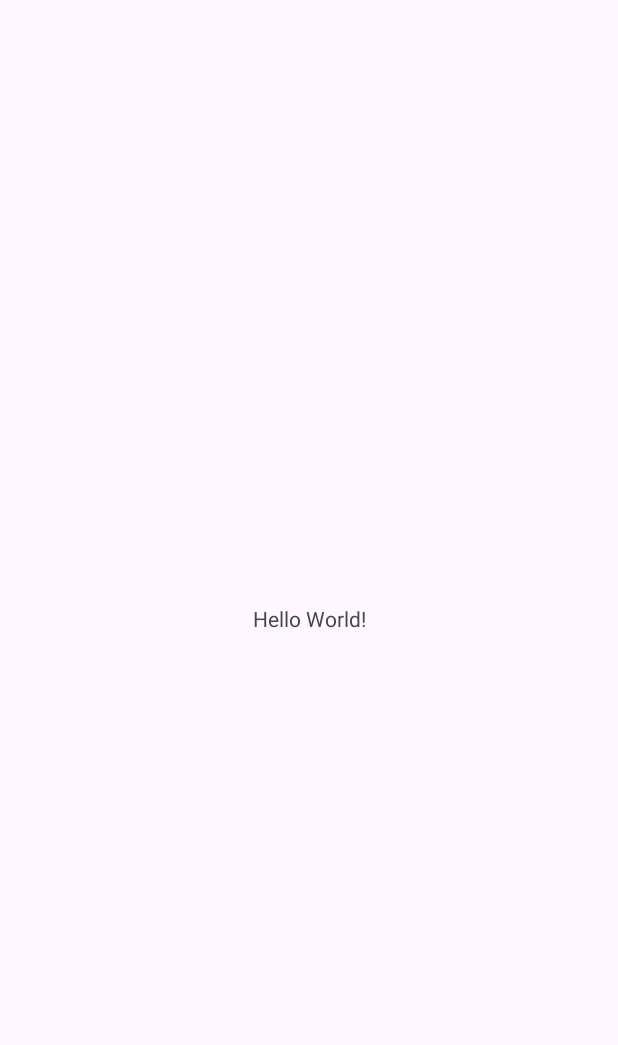
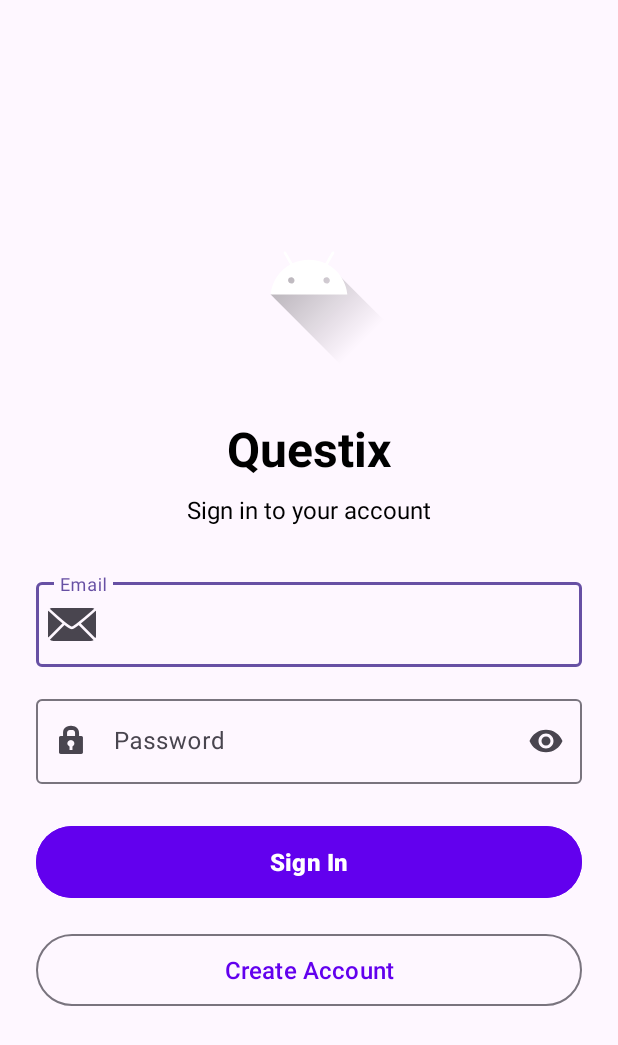
Before and after one commit to nkusla/e2-ma-tim20-2025, an Android app: the screen it shows after launch (MainActivity before the commit, LoginActivity after it), on a phone screen of 412 x 824 dp. Before the commit the part shown is almost empty. Shown: the top 1045 px of the screen. Run offline under Robolectric (Android 15) with nearby library versions, the phone set to English and light mode, and no system bars; our stand-ins replace Firebase (no records; nobody signed in at launch, a user with empty details on screens opened directly).

Commit message:
feat: Implements simple login and registration logic

```diff
--- /dev/null
+++ b/Questix/app/src/main/java/com/kulenina/questix/LoginActivity.java
@@ -0,0 +1,140 @@
+package com.kulenina.questix;
+
+import android.content.Intent;
+import android.os.Bundle;
+import android.text.TextUtils;
+import android.view.View;
+import android.widget.Button;
+import android.widget.EditText;
+import android.widget.ProgressBar;
+import android.widget.Toast;
+
+import androidx.appcompat.app.AppCompatActivity;
+
+import com.google.firebase.FirebaseApp;
+
+public class LoginActivity extends AppCompatActivity {
+  private EditText editTextEmail, editTextPassword;
+  private Button buttonLogin, buttonRegister;
+  private ProgressBar progressBar;
+  private AuthService authHelper;
+
+  @Override
+  protected void onCreate(Bundle savedInstanceState) {
+	  super.onCreate(savedInstanceState);
+    setContentView(R.layout.activity_login);
+
+    // Initialize Firebase
+    FirebaseApp.initializeApp(this);
+
+    // Initialize Firebase Auth Helper
+    authHelper = new AuthService();
+
+    // Initialize views
+    editTextEmail = findViewById(R.id.editTextEmail);
+    editTextPassword = findViewById(R.id.editTextPassword);
+    buttonLogin = findViewById(R.id.buttonLogin);
+    buttonRegister = findViewById(R.id.buttonRegister);
+    progressBar = findViewById(R.id.progressBar);
+
+    // Set click listeners
+    buttonLogin.setOnClickListener(new View.OnClickListener() {
+      @Override
+      public void onClick(View v) {
+        loginUser();
+      }
+    });
+
+    buttonRegister.setOnClickListener(new View.OnClickListener() {
+      @Override
+      public void onClick(View v) {
+        registerUser();
+      }
+    });
+
+    if (authHelper.isUserLoggedIn()) {
+      startActivity(new Intent(LoginActivity.this, MainActivity.class));
+      finish();
+    }
+  }
+
+  private void loginUser() {
+    String email = editTextEmail.getText().toString().trim();
+    String password = editTextPassword.getText().toString().trim();
+
+    if (TextUtils.isEmpty(email)) {
+      editTextEmail.setError("Email is required");
+      editTextEmail.requestFocus();
+      return;
+    }
+
+    if (TextUtils.isEmpty(password)) {
+      editTextPassword.setError("Password is required");
+      editTextPassword.requestFocus();
+      return;
+    }
+
+    if (password.length() < 6) {
+      editTextPassword.setError("Password must be at least 6 characters");
+      editTextPassword.requestFocus();
+      return;
+    }
+
+    showProgressBar(true);
+
+    authHelper.loginUser(email, password)
+      .addOnSuccessListener(authResult -> {
+        showProgressBar(false);
+        Toast.makeText(LoginActivity.this, "Login successful!", Toast.LENGTH_SHORT).show();
+        startActivity(new Intent(LoginActivity.this, MainActivity.class));
+        finish();
+      })
+      .addOnFailureListener(e -> {
+        showProgressBar(false);
+        Toast.makeText(LoginActivity.this, "Login failed: " + e.getMessage(), Toast.LENGTH_LONG).show();
+      });
+  }
+
+  private void registerUser() {
+    String email = editTextEmail.getText().toString().trim();
+    String password = editTextPassword.getText().toString().trim();
+
+    if (TextUtils.isEmpty(email)) {
+      editTextEmail.setError("Email is required");
+      editTextEmail.requestFocus();
+      return;
+    }
+
+    if (TextUtils.isEmpty(password)) {
+      editTextPassword.setError("Password is required");
+      editTextPassword.requestFocus();
+      return;
+    }
+
+    if (password.length() < 6) {
+      editTextPassword.setError("Password must be at least 6 characters");
+      editTextPassword.requestFocus();
+      return;
+    }
+
+    showProgressBar(true);
+
+    authHelper.registerUser(email, password)
+      .addOnSuccessListener(authResult -> {
+        showProgressBar(false);
+        Toast.makeText(LoginActivity.this, "Registration successful!", Toast.LENGTH_SHORT).show();
+        startActivity(new Intent(LoginActivity.this, MainActivity.class));
+        finish();
+      })
+      .addOnFailureListener(e -> {
+        showProgressBar(false);
+        Toast.makeText(LoginActivity.this, "Registration failed: " + e.getMessage(), Toast.LENGTH_LONG).show();
+      });
+  }
+
+  private void showProgressBar(boolean show) {
+    progressBar.setVisibility(show ? View.VISIBLE : View.GONE);
+    buttonLogin.setEnabled(!show);
+    buttonRegister.setEnabled(!show);
+  }
+}
--- /dev/null
+++ b/Questix/app/src/main/java/com/kulenina/questix/mapper/IMapper.java
@@ -0,0 +1,11 @@
+package com.kulenina.questix.mapper;
+
+import java.util.Map;
+
+public interface IMapper<T> {
+    Map<String, Object> toMap(T object);
+
+    T fromMap(Map<String, Object> map);
+
+    T fromMap(Map<String, Object> map, String id);
+}
--- /dev/null
+++ b/Questix/app/src/main/java/com/kulenina/questix/model/IIdentifiable.java
@@ -0,0 +1,5 @@
+package com.kulenina.questix.model;
+
+public interface IIdentifiable {
+	String getId();
+}
--- /dev/null
+++ b/Questix/app/src/main/java/com/kulenina/questix/repository/Repository.java
@@ -0,0 +1,55 @@
+package com.kulenina.questix.repository;
+
+import com.google.android.gms.tasks.Task;
+import com.google.firebase.firestore.CollectionReference;
+import com.google.firebase.firestore.DocumentReference;
+import com.google.firebase.firestore.DocumentSnapshot;
+import com.google.firebase.firestore.FirebaseFirestore;
+import com.google.firebase.firestore.Query;
+import com.google.firebase.firestore.QuerySnapshot;
+import com.google.firebase.firestore.WriteBatch;
+import com.kulenina.questix.model.IIdentifiable;
+import com.kulenina.questix.mapper.Mapper;
+import java.util.ArrayList;
+import java.util.HashMap;
+import java.util.List;
+import java.util.Map;
+
+public class Repository<T extends IIdentifiable> {
+    private final FirebaseFirestore db;
+    private final String collectionName;
+    private final Mapper<T> mapper;
+
+    public Repository(String collectionName, Class<T> clazz) {
+			this.db = FirebaseFirestore.getInstance();
+			this.collectionName = collectionName;
+			this.mapper = new Mapper<T>(clazz);
+    }
+
+    public Task<DocumentReference> create(T object) {
+      Map<String, Object> data = mapper.toMap(object);
+      return db.collection(collectionName).add(data);
+    }
+
+    public Task<Void> createWithId(T object) {
+      Map<String, Object> data = mapper.toMap(object);
+      return db.collection(collectionName).document(object.getId()).set(data);
+    }
+
+    public Task<DocumentSnapshot> read(T object) {
+      return db.collection(collectionName).document(object.getId()).get();
+    }
+
+    public Task<QuerySnapshot> readAll() {
+      return db.collection(collectionName).get();
+    }
+
+    public Task<Void> update(T object) {
+      Map<String, Object> data = mapper.toMap(object);
+      return db.collection(collectionName).document(object.getId()).update(data);
+    }
+
+    public Task<Void> delete(T object) {
+      return db.collection(collectionName).document(object.getId()).delete();
+    }
+}
--- /dev/null
+++ b/Questix/app/src/main/java/com/kulenina/questix/service/AuthService.java
@@ -0,0 +1,67 @@
+package com.kulenina.questix;
+
+import com.google.android.gms.tasks.Task;
+import com.google.firebase.auth.AuthResult;
+import com.google.firebase.auth.FirebaseAuth;
+import com.google.firebase.auth.FirebaseUser;
+import com.kulenina.questix.repository.Repository;
+import com.kulenina.questix.model.User;
+
+public class AuthService {
+		private FirebaseAuth mAuth;
+		private Repository<User> userRepository;
+
+		public AuthService() {
+			mAuth = FirebaseAuth.getInstance();
+			userRepository = new Repository<User>("users", User.class);
+		}
+
+		public FirebaseUser getCurrentUser() {
+			return mAuth.getCurrentUser();
+		}
+
+		public boolean isUserLoggedIn() {
+			return getCurrentUser() != null;
+		}
+
+		public Task<AuthResult> registerUser(String email, String password) {
+			return mAuth.createUserWithEmailAndPassword(email, password)
+				.continueWithTask(authTask -> {
+					if (authTask.isSuccessful()) {
+						return createUserProfile(authTask);
+					} else {
+						throw authTask.getException();
+					}
+				});
+	}
+
+	private Task<AuthResult> createUserProfile(Task<AuthResult> authTask) {
+		FirebaseUser user = mAuth.getCurrentUser();
+		if (user == null) {
+			throw new RuntimeException("User creation failed");
+		}
+
+		User userObj = new User(user.getUid(), user.getEmail(), user.getDisplayName());
+
+		return userRepository.createWithId(userObj)
+			.continueWithTask(repoTask -> {
+				if (repoTask.isSuccessful()) {
+					return authTask;
+				} else {
+					user.delete();
+					throw repoTask.getException();
+				}
+			});
+	}
+
+		public Task<AuthResult> loginUser(String email, String password) {
+			return mAuth.signInWithEmailAndPassword(email, password);
+		}
+
+		public void logout() {
+			mAuth.signOut();
+		}
+
+		public void addTestData() {
+		}
+}
--- /dev/null
+++ b/Questix/app/src/main/res/layout/activity_login.xml
@@ -0,0 +1,94 @@
+<?xml version="1.0" encoding="utf-8"?>
+<LinearLayout xmlns:android="http://schemas.android.com/apk/res/android"
+    xmlns:app="http://schemas.android.com/apk/res-auto"
+    android:layout_width="match_parent"
+    android:layout_height="match_parent"
+    android:orientation="vertical"
+    android:padding="24dp"
+    android:gravity="center">
+
+    <ImageView
+        android:layout_width="120dp"
+        android:layout_height="120dp"
+        android:layout_marginBottom="32dp"
+        android:src="@drawable/ic_launcher_foreground"
+        android:contentDescription="App Logo" />
+
+    <TextView
+        android:layout_width="wrap_content"
+        android:layout_height="wrap_content"
+        android:text="Questix"
+        android:textSize="32sp"
+        android:textStyle="bold"
+        android:layout_marginBottom="8dp"
+        android:textColor="@color/black" />
+
+    <TextView
+        android:layout_width="wrap_content"
+        android:layout_height="wrap_content"
+        android:text="Sign in to your account"
+        android:textSize="16sp"
+        android:layout_marginBottom="32dp"
+        android:textColor="@color/black" />
+
+    <com.google.android.material.textfield.TextInputLayout
+        android:layout_width="match_parent"
+        android:layout_height="wrap_content"
+        android:layout_marginBottom="16dp"
+        android:hint="Email"
+        app:startIconDrawable="@android:drawable/ic_dialog_email">
+
+        <com.google.android.material.textfield.TextInputEditText
+            android:id="@+id/editTextEmail"
+            android:layout_width="match_parent"
+            android:layout_height="wrap_content"
+            android:inputType="textEmailAddress"
+            android:autofillHints="email" />
+
+    </com.google.android.material.textfield.TextInputLayout>
+
+    <com.google.android.material.textfield.TextInputLayout
+        android:layout_width="match_parent"
+        android:layout_height="wrap_content"
+        android:layout_marginBottom="24dp"
+        android:hint="Password"
+        app:startIconDrawable="@android:drawable/ic_lock_idle_lock"
+        app:endIconMode="password_toggle">
+
+        <com.google.android.material.textfield.TextInputEditText
+            android:id="@+id/editTextPassword"
+            android:layout_width="match_parent"
+            android:layout_height="wrap_content"
+            android:inputType="textPassword"
+            android:autofillHints="password" />
+
+    </com.google.android.material.textfield.TextInputLayout>
+
+    <Button
+        android:id="@+id/buttonLogin"
+        android:layout_width="match_parent"
+        android:layout_height="56dp"
+        android:layout_marginBottom="16dp"
+        android:text="Sign In"
+        android:textSize="16sp"
+        android:textStyle="bold"
+        android:backgroundTint="@color/purple_500" />
+
+    <Button
+        android:id="@+id/buttonRegister"
+        android:layout_width="match_parent"
+        android:layout_height="56dp"
+        android:layout_marginBottom="24dp"
+        android:text="Create Account"
+        android:textSize="16sp"
+        android:backgroundTint="@android:color/transparent"
+        android:textColor="@color/purple_500"
+        style="@style/Widget.Material3.Button.OutlinedButton" />
+
+    <ProgressBar
+        android:id="@+id/progressBar"
+        android:layout_width="wrap_content"
+        android:layout_height="wrap_content"
+        android:visibility="gone" />
+
+</LinearLayout>
--- a/Questix/app/src/main/res/values/colors.xml
+++ b/Questix/app/src/main/res/values/colors.xml
@@ -2,4 +2,5 @@
 <resources>
     <color name="black">#FF000000</color>
     <color name="white">#FFFFFFFF</color>
+    <color name="purple_500">#FF6200EE</color>
 </resources>
--- a/Questix/build.gradle.kts
+++ b/Questix/build.gradle.kts
@@ -1,4 +1,5 @@
 // Top-level build file where you can add configuration options common to all sub-projects/modules.
 plugins {
     alias(libs.plugins.android.application) apply false
+    alias(libs.plugins.google.services) apply false
 }
--- a/Questix/gradle/libs.versions.toml
+++ b/Questix/gradle/libs.versions.toml
@@ -7,6 +7,8 @@ appcompat = "1.7.1"
 material = "1.13.0"
 activity = "1.11.0"
 constraintlayout = "2.2.1"
+firebaseBom = "34.3.0"
+googleServices = "4.4.3"
 
 [libraries]
 junit = { group = "junit", name = "junit", version.ref = "junit" }
@@ -16,6 +18,10 @@ appcompat = { group = "androidx.appcompat", name = "appcompat", version.ref = "a
 material = { group = "com.google.android.material", name = "material", version.ref = "material" }
 activity = { group = "androidx.activity", name = "activity", version.ref = "activity" }
 constraintlayout = { group = "androidx.constraintlayout", name = "constraintlayout", version.ref = "constraintlayout" }
+firebase-bom = { group = "com.google.firebase", name = "firebase-bom", version.ref = "firebaseBom" }
+firebase-auth = { group = "com.google.firebase", name = "firebase-auth" }
+firebase-firestore = { group = "com.google.firebase", name = "firebase-firestore" }
 
 [plugins]
 android-application = { id = "com.android.application", version.ref = "agp" }
+google-services = { id = "com.google.gms.google-services", version.ref = "googleServices" }
```
Also changed, not shown: Questix/app/build.gradle.kts (+7 -0 lines), Questix/app/src/main/AndroidManifest.xml (+7 -2 lines), Questix/app/src/main/java/com/kulenina/questix/MainActivity.java (+76 -0 lines), Questix/app/src/main/java/com/kulenina/questix/mapper/Mapper.java (added, +159 -0 lines), Questix/app/src/main/java/com/kulenina/questix/model/User.java (added, +21 -0 lines), Questix/app/src/main/res/layout/activity_main.xml (+37 -4 lines), Questix/app/src/main/res/menu/main_menu.xml (added, +11 -0 lines), 1 other file.
